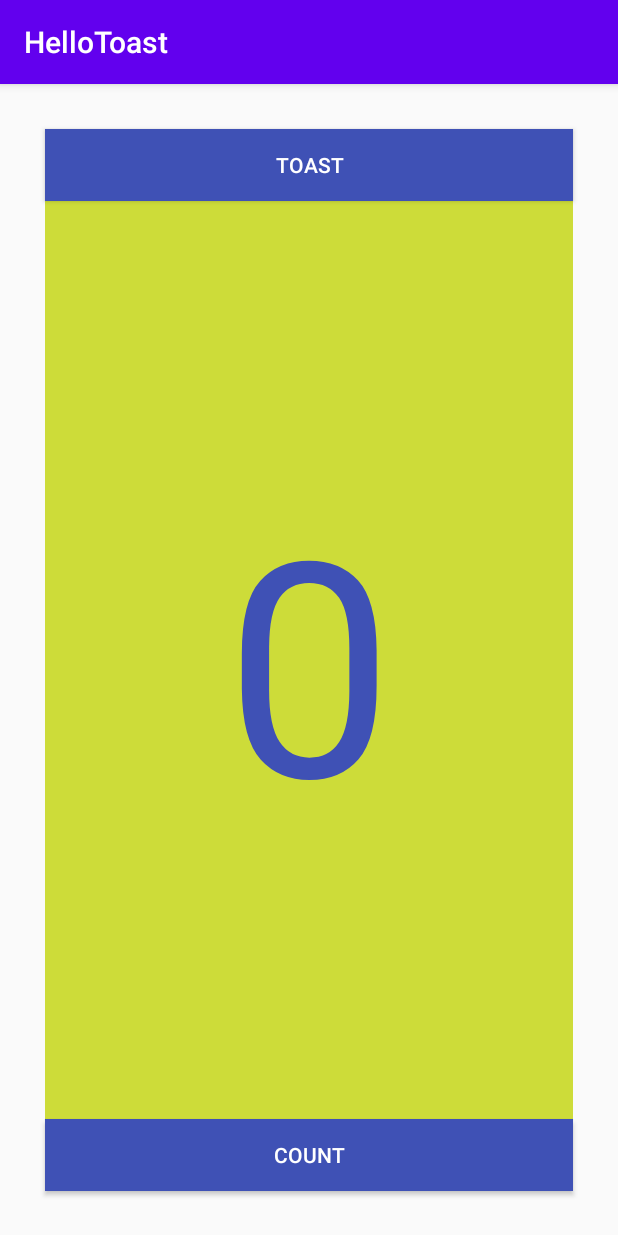
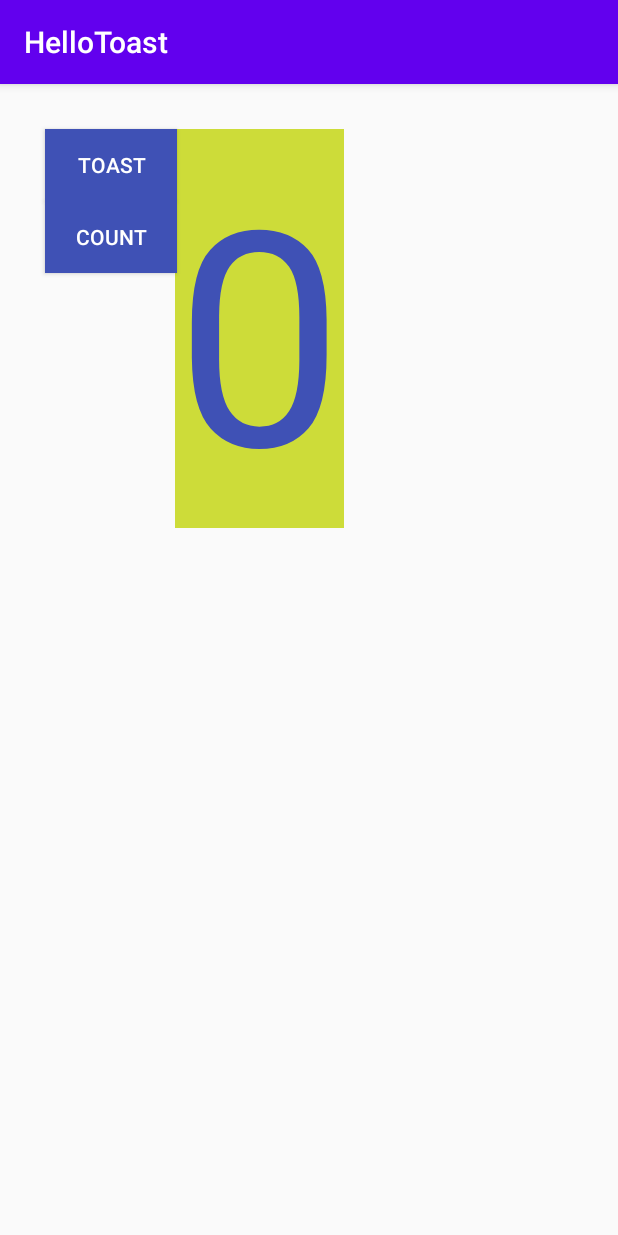
Before and after one commit to eazapata/HelloToastExercise, an Android app: the screen it shows after launch (MainActivity), on a phone screen of 412 x 824 dp. Run offline under Robolectric (Android 15) with nearby library versions, the phone set to English and light mode, and no system bars.

Commit message:
Relative layout

```diff
--- a/app/src/main/res/layout/activity_main.xml
+++ b/app/src/main/res/layout/activity_main.xml
@@ -1,5 +1,5 @@
 <?xml version="1.0" encoding="utf-8"?>
-<androidx.appcompat.widget.LinearLayoutCompat xmlns:android="http://schemas.android.com/apk/res/android"
+<RelativeLayout xmlns:android="http://schemas.android.com/apk/res/android"
     xmlns:tools="http://schemas.android.com/tools"
     android:layout_width="match_parent"
     android:layout_height="match_parent"
@@ -9,40 +9,40 @@
 
     <Button
         android:id="@+id/button_toast"
-        android:layout_width="match_parent"
+        android:layout_width="wrap_content"
         android:layout_height="wrap_content"
+        android:layout_marginLeft="30dp"
+        android:layout_marginTop="30dp"
+        android:layout_marginRight="30dp"
         android:background="@color/buttonColor"
+        android:gravity="center"
         android:text="@string/buttonToastText"
-        android:textColor="@color/buttonText"
-        android:gravity="center"
-        android:layout_marginLeft="30dp"
-        android:layout_marginRight="30dp"
-        android:layout_marginTop="30dp"/>
+        android:textColor="@color/buttonText" />
 
     <TextView
         android:id="@+id/show_count"
-        android:layout_width="match_parent"
+        android:layout_width="wrap_content"
         android:layout_height="wrap_content"
-        android:layout_weight="2"
-        android:layout_marginLeft="30dp"
-        android:layout_marginRight="30dp"
-        android:background="#CDDC39"
+        android:layout_alignTop="@+id/button_toast"
+        android:layout_alignEnd="@+id/button_toast"
+        android:layout_alignRight="@+id/button_toast"
+        android:layout_marginTop="0dp"
+        android:layout_marginEnd="-111dp"
+        android:layout_marginRight="-111dp"
+        android:background="@color/countTextView"
+        android:text="@string/countContent"
         android:textColor="@color/buttonColor"
-        android:textSize="200sp"
-        android:gravity="center"
-        android:text="@string/countContent"
-        />
+        android:textSize="200sp" />
 
     <Button
         android:id="@+id/button_count"
-        android:layout_width="match_parent"
+        android:layout_width="wrap_content"
         android:layout_height="wrap_content"
+        android:layout_below="@+id/button_toast"
+        android:layout_marginLeft="30dp"
+        android:layout_marginTop="0dp"
+        android:layout_marginRight="0dp"
+        android:background="@color/buttonColor"
         android:text="@string/buttonCountText"
-        android:background="@color/buttonColor"
-        android:textColor="@color/buttonText"
-        android:layout_marginLeft="30dp"
-        android:layout_marginRight="30dp"
-        android:layout_marginBottom="30dp"
-
-        />
-</androidx.appcompat.widget.LinearLayoutCompat>
+        android:textColor="@color/buttonText" />
+</RelativeLayout>
```
